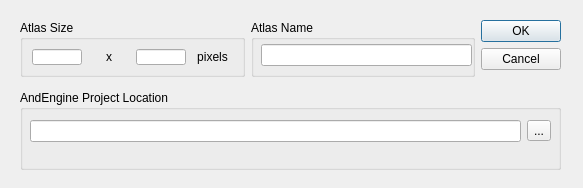
Qt form newprojectdialog.ui (bytehala/AllHail) before a commit.
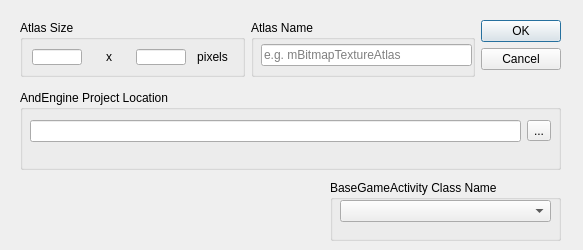
The same form after that commit.

```diff
--- a/newprojectdialog.ui
+++ b/newprojectdialog.ui
@@ -7,7 +7,7 @@
     <x>0</x>
     <y>0</y>
     <width>583</width>
-    <height>188</height>
+    <height>250</height>
    </rect>
   </property>
   <property name="windowTitle">
@@ -97,6 +97,9 @@
           <property name="focusPolicy">
            <enum>Qt::StrongFocus</enum>
           </property>
+          <property name="placeholderText">
+           <string>e.g. mBitmapTextureAtlas</string>
+          </property>
          </widget>
         </item>
        </layout>
@@ -193,6 +196,29 @@
     </item>
    </layout>
   </widget>
+  <widget class="QGroupBox" name="groupBox_4">
+   <property name="geometry">
+    <rect>
+     <x>330</x>
+     <y>180</y>
+     <width>231</width>
+     <height>61</height>
+    </rect>
+   </property>
+   <property name="title">
+    <string>BaseGameActivity Class Name</string>
+   </property>
+   <widget class="QComboBox" name="javaFilesDropdown">
+    <property name="geometry">
+     <rect>
+      <x>10</x>
+      <y>20</y>
+      <width>211</width>
+      <height>22</height>
+     </rect>
+    </property>
+   </widget>
+  </widget>
  </widget>
  <tabstops>
   <tabstop>widthText</tabstop>
```
Left out of the diff: 6 changed lines with no effect on the pictures.
